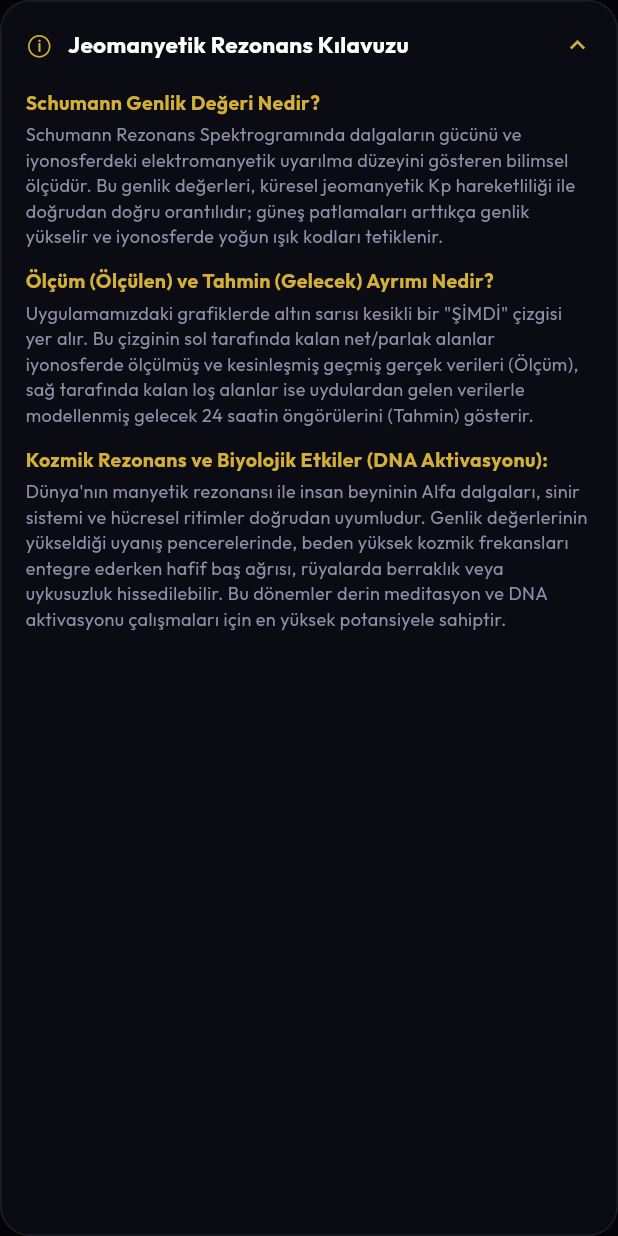
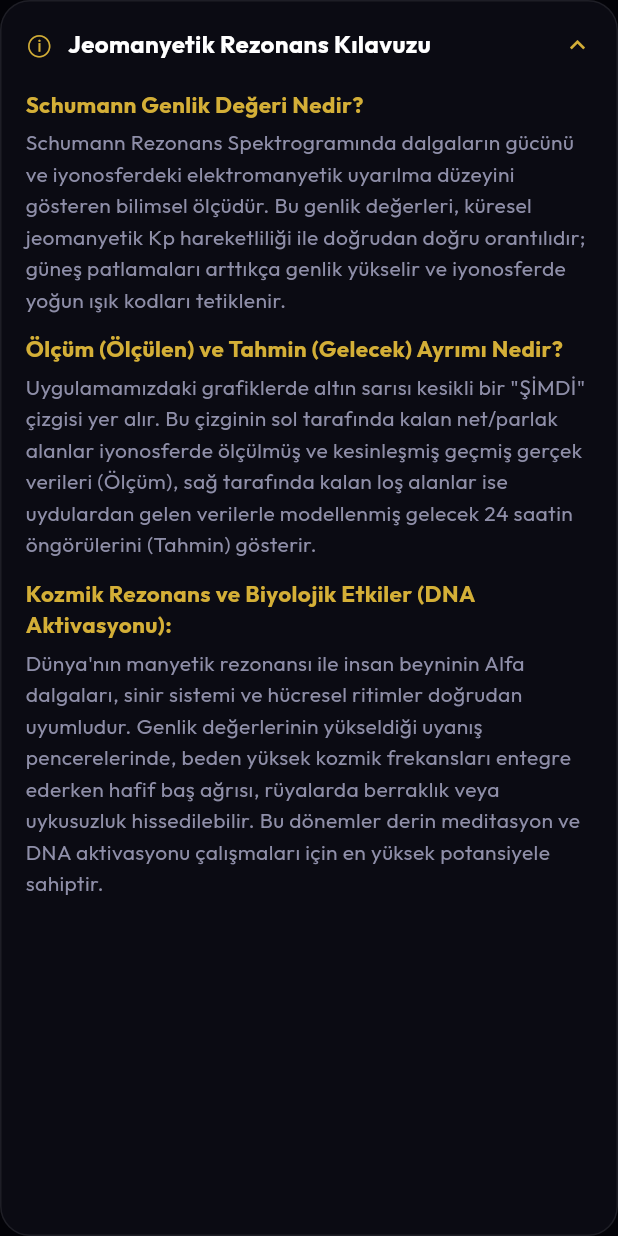
Before and after one commit to bahacan112/rezonans_flutter, a Flutter app: the GuideAccordion widget shown alone on an empty page, opened directly, after a tap on an icon or button, on a phone screen of 412 x 824 dp. Run offline on Flutter 3.47's test engine with Material 3 defaults, Android fonts, the light colour scheme and no system bars; our stand-ins replace google_fonts, google_sign_in, shared_preferences; accounts and stored records are empty; network calls fail.

Commit message:
style: finalize larger paragraph and title text sizes across all widgets for maximum readability

```diff
--- a/lib/widgets/analysis_guide.dart
+++ b/lib/widgets/analysis_guide.dart
@@ -23,12 +23,12 @@ class AnalysisCard extends StatelessWidget {
         padding: const EdgeInsets.all(16),
         child: Column(crossAxisAlignment: CrossAxisAlignment.start, children: [
           Text(title,
-              style: AppText.sans(size: 18, weight: FontWeight.w700, color: AppColors.primaryGold)),
+              style: AppText.sans(size: 19, weight: FontWeight.w700, color: AppColors.primaryGold)),
           const SizedBox(height: 5),
           Text(spiritual,
-              style: AppText.sans(size: 15, weight: FontWeight.w600, color: Colors.white)),
+              style: AppText.sans(size: 16, weight: FontWeight.w600, color: Colors.white)),
           const SizedBox(height: 8),
-          Text(text, style: AppText.sans(size: 14, height: 1.5, color: AppColors.textMuted)),
+          Text(text, style: AppText.sans(size: 16, height: 1.55, color: AppColors.textMuted)),
         ]),
       );
 }
@@ -74,7 +74,7 @@ class _GuideAccordionState extends State<GuideAccordion> {
                 const SizedBox(width: 10),
                 Expanded(
                     child: Text('Jeomanyetik Rezonans Kılavuzu',
-                        style: AppText.sans(size: 15, weight: FontWeight.w700))),
+                        style: AppText.sans(size: 16, weight: FontWeight.w700))),
                 Icon(open ? Icons.keyboard_arrow_up : Icons.keyboard_arrow_down,
                     color: open ? AppColors.primaryGold : AppColors.textMuted, size: 20),
               ]),
@@ -87,9 +87,9 @@ class _GuideAccordionState extends State<GuideAccordion> {
                 crossAxisAlignment: CrossAxisAlignment.start,
                 children: [
                   for (final g in _guide) ...[
-                    Text(g[0], style: AppText.sans(size: 13, weight: FontWeight.w700, color: AppColors.primaryGold)),
-                    const SizedBox(height: 3),
-                    Text(g[1], style: AppText.sans(size: 12, color: AppColors.textMuted, height: 1.45)),
+                    Text(g[0], style: AppText.sans(size: 15, weight: FontWeight.w700, color: AppColors.primaryGold)),
+                    const SizedBox(height: 4),
+                    Text(g[1], style: AppText.sans(size: 14, color: AppColors.textMuted, height: 1.5)),
                     const SizedBox(height: 12),
                   ],
                 ],
--- a/lib/widgets/status_card.dart
+++ b/lib/widgets/status_card.dart
@@ -70,13 +70,13 @@ class _StatusCardState extends State<StatusCard> with SingleTickerProviderStateM
         const SizedBox(width: 20),
         Expanded(
           child: Column(crossAxisAlignment: CrossAxisAlignment.start, children: [
-            Text(d.label, style: AppText.sans(size: 17, weight: FontWeight.w700)),
+            Text(d.label, style: AppText.sans(size: 19, weight: FontWeight.w700)),
             const SizedBox(height: 3),
             Text(d.spiritual,
-                style: AppText.sans(size: 13, weight: FontWeight.w600, color: AppColors.primaryGold)),
+                style: AppText.sans(size: 15, weight: FontWeight.w600, color: AppColors.primaryGold)),
             const SizedBox(height: 8),
             Text(widget.updatedLabel,
-                style: AppText.sans(size: 13, color: AppColors.textMuted)),
+                style: AppText.sans(size: 14, color: AppColors.textMuted)),
           ]),
         ),
       ]),
```
